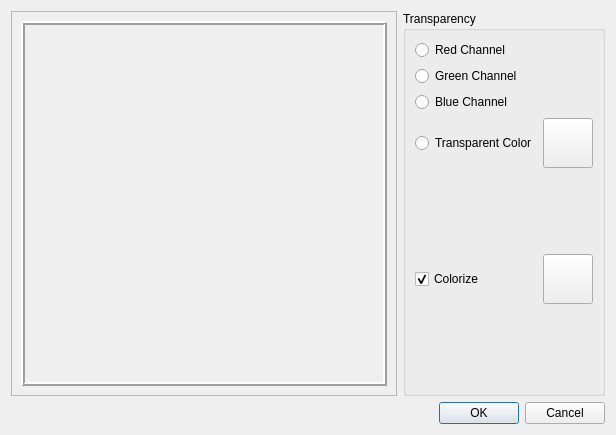
Before: the Qt Designer form DMHelper/src/layervideoeffectsettings.ui in MMetze/DMHelper, drawn with Qt 5.
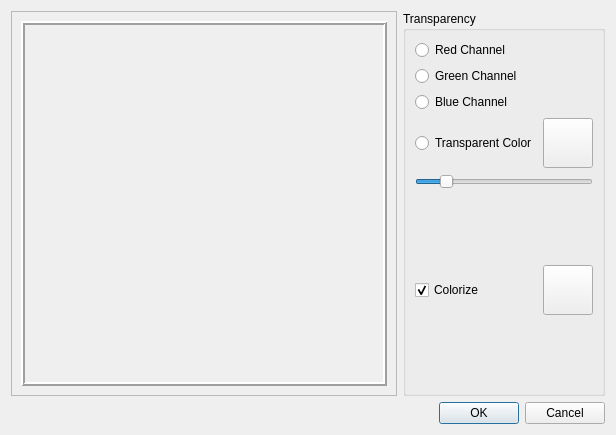
After: the same form once the commit is applied. Icons and pictures are not drawn. Custom widgets are drawn as their Qt base class.

Diff of the .ui file:
```diff
--- a/DMHelper/src/layervideoeffectsettings.ui
+++ b/DMHelper/src/layervideoeffectsettings.ui
@@ -137,6 +137,19 @@
           </item>
          </layout>
         </item>
+        <item>
+         <widget class="QSlider" name="slideTolerance">
+          <property name="maximum">
+           <number>100</number>
+          </property>
+          <property name="value">
+           <number>15</number>
+          </property>
+          <property name="orientation">
+           <enum>Qt::Horizontal</enum>
+          </property>
+         </widget>
+        </item>
         <item>
          <spacer name="verticalSpacer">
           <property name="orientation">
```
